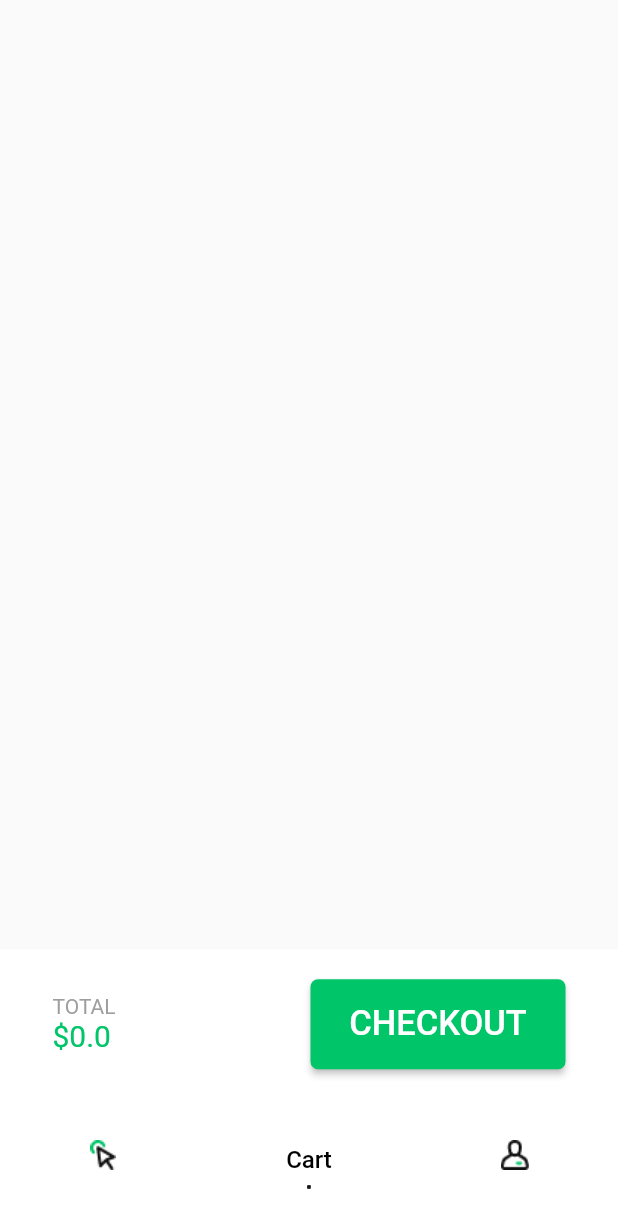
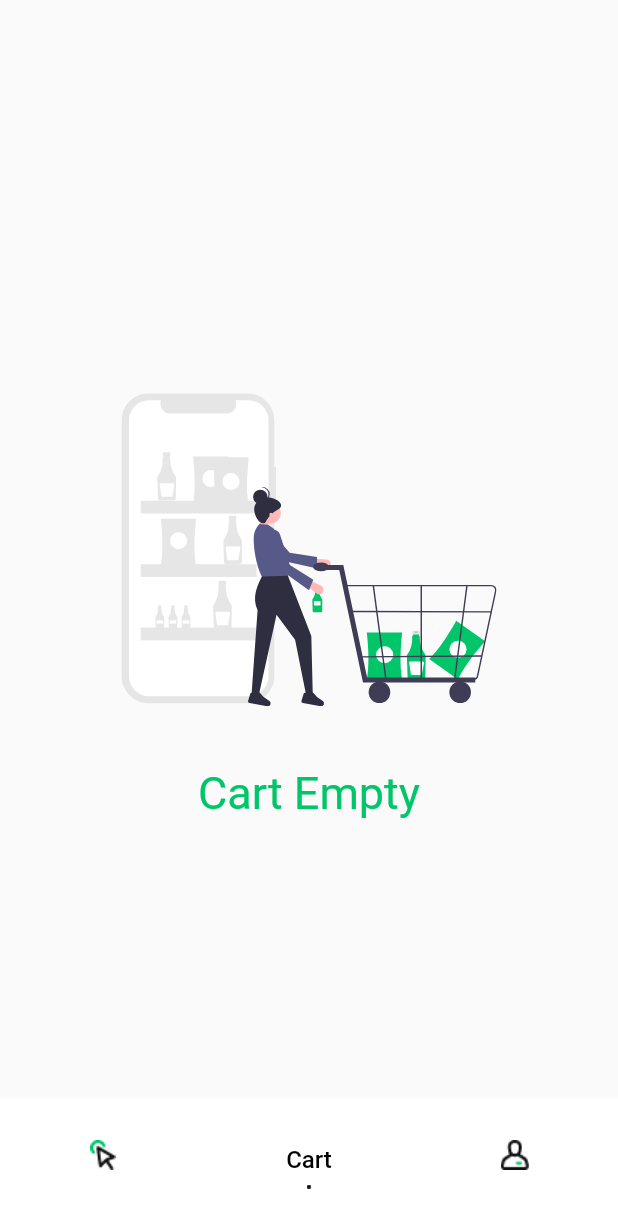
Before and after one commit to gfvn/e_commerce, a Flutter app: the screen it shows once a user with an empty profile is signed in, item 2 of the bottom bar chosen, on a phone screen of 412 x 824 dp. Shown: the top 1228 px of the screen. Run offline on Flutter 3.47's test engine with Material 2 defaults, Android fonts, the phone set to English and light mode, and no system bars; our stand-ins replace cloud_firestore, conditional_builder, firebase_auth, firebase_core, flutter_svg, get and 4 more; missing offline and left inert: flutter_login_facebook, status_change; accounts and stored records are empty; Roboto replaces fonts that are missing (DisplayRegular, DisplayRegularBold).

Commit message:
initial commit

```diff
--- /dev/null
+++ b/lib/core/view_model/checkout_view_model.dart
@@ -0,0 +1,20 @@
+import 'package:e_commerce/shared/constants/constants.dart';
+import 'package:flutter/material.dart';
+import 'package:get/get.dart';
+
+class CheckOutViewModel extends GetxController {
+  int processIndex = 0;
+
+
+  Pages pages = Pages.DeliveryTime;
+
+  Color getColor(int index) {
+    if (index == processIndex) {
+      return inProgressColor;
+    } else if (index < processIndex) {
+      return Colors.green;
+    } else {
+      return todoColor;
+    }
+  }
+}
--- a/lib/shared/helper/binding.dart
+++ b/lib/shared/helper/binding.dart
@@ -1,5 +1,6 @@
 import 'package:e_commerce/core/view_model/auth_view_model.dart';
 import 'package:e_commerce/core/view_model/cart_view_model.dart';
+import 'package:e_commerce/core/view_model/checkout_view_model.dart';
 import 'package:e_commerce/core/view_model/control_view_model.dart';
 import 'package:e_commerce/core/view_model/home_view_model.dart';
 import 'package:e_commerce/core/view_model/user_view_model.dart';
@@ -17,5 +18,6 @@ class Binding extends Bindings {
     Get.lazyPut(() => CartViewModel());
     Get.lazyPut(() => LocalStorageData());
     Get.lazyPut(() => UserViewModel());
+    Get.lazyPut(() => CheckOutViewModel());
   }
 }
--- a/lib/view/cart/cart_view.dart
+++ b/lib/view/cart/cart_view.dart
@@ -2,10 +2,12 @@ import 'package:e_commerce/core/view_model/cart_view_model.dart';
 import 'package:e_commerce/model/cart_product_model.dart';
 import 'package:e_commerce/shared/constants/constants.dart';
 import 'package:e_commerce/shared/style/dimensions.dart';
+import 'package:e_commerce/view/checkout/checkout_view.dart';
 import 'package:e_commerce/view/widgets/custom_button.dart';
 import 'package:e_commerce/view/widgets/custom_text.dart';
 import 'package:flutter/cupertino.dart';
 import 'package:flutter/material.dart';
+import 'package:flutter_svg/svg.dart';
 import 'package:get/get.dart';
 import 'package:hexcolor/hexcolor.dart';
 
@@ -14,19 +16,19 @@ class CartView extends StatelessWidget {
 
   @override
   Widget build(BuildContext context) {
-    return Scaffold(
-      body: GetBuilder<CartViewModel>(
+    return GetBuilder<CartViewModel>(
       init: CartViewModel(),
-        builder: (controller) => Column(
+      builder: (controller) =>controller.total != 0 && controller.cartProduct.isNotEmpty
+          ? Scaffold(
+        body: Column(
                 children: [
                   Container(
                     height: MediaQuery.of(context).size.height * 0.7,
                     child: ListView.builder(
-                itemBuilder: (context, index){
-                  if(controller.cartProduct[index].count != 0)
-                    {
-                      return cartBuildItem(
-                          context, index, controller.cartProduct[index],controller);
+                      itemBuilder: (context, index) {
+                        if (controller.cartProduct[index].count != 0) {
+                          return cartBuildItem(context, index,
+                              controller.cartProduct[index], controller);
                         }
                         return const SizedBox.shrink();
                       },
@@ -61,7 +63,9 @@ class CartView extends StatelessWidget {
                           CustomButton(
                             height: 60.0,
                             text: 'CHECKOUT',
-                      onPressed: () {},
+                            onPressed: () {
+                              Get.offAll(CheckOutView());
+                            },
                             width: 170.0,
                           ),
                         ],
@@ -69,12 +73,31 @@ class CartView extends StatelessWidget {
                     ),
                   ),
                 ],
+              )) :
+        Center(
+                child: Column(
+                  mainAxisAlignment: MainAxisAlignment.center,
+                  children: [
+                    SvgPicture.asset(
+                      '$urlImage/cart.svg',
+                      height: 250.0,
+                      width: 250.0,
+                    ),
+                    hSizedBox2,
+                    CustomText(
+                      text: 'Cart Empty',
+                      fontSize: 30,
+                      color: primaryColor,
+                      alignment: Alignment.center,
+                    )
+                  ],
                 ),
               ),
     );
   }
 
-  Widget cartBuildItem(context, int index, CartProductModel cartProduct, CartViewModel controller) =>
+  Widget cartBuildItem(context, int index, CartProductModel cartProduct,
+          CartViewModel controller) =>
       Dismissible(
         background: Container(
           alignment: Alignment.centerLeft,
--- a/pubspec.yaml
+++ b/pubspec.yaml
@@ -30,6 +30,8 @@ dependencies:
   sqflite: ^2.0.0+4
   path: ^1.8.0
   shared_preferences: ^2.0.9
+  flutter_svg: ^0.23.0+1
+  status_change: ^2.0.0
 
 
 
```
Also changed, not shown: lib/shared/constants/constants.dart (+10 -0 lines), lib/view/checkout/checkout_view.dart (added, +144 -0 lines), lib/view/checkout/finish_view.dart (added, +12 -0 lines), lib/view/widgets/add_address.dart (added, +22 -0 lines), lib/view/widgets/delevery_time.dart (added, +22 -0 lines), lib/view/widgets/summary.dart (added, +20 -0 lines), assets/images/cart.svg (added), pubspec.lock. Lines whose indentation alone changed are shown as unchanged.
